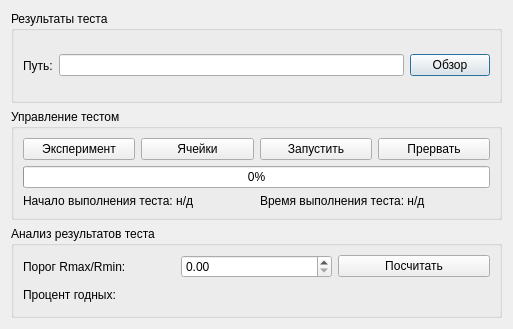
Old version of the form gui/uies/testing.ui in the repository neurocomputer/MemriBoard.
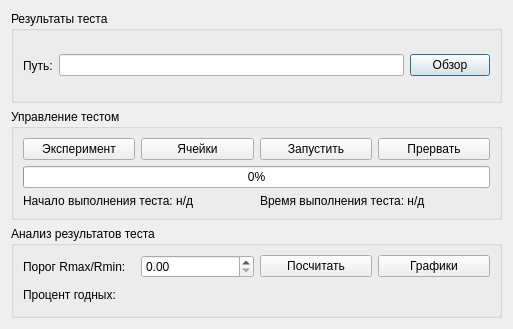
New version of the form.

Commit message: graph rv added

Patch:
```diff
--- a/gui/uies/testing.ui
+++ b/gui/uies/testing.ui
@@ -143,6 +143,13 @@
           </property>
          </widget>
         </item>
+        <item>
+         <widget class="QPushButton" name="button_graphs">
+          <property name="text">
+           <string>Графики</string>
+          </property>
+         </widget>
+        </item>
        </layout>
       </item>
       <item>
```
The commit also changes 1 other file.
